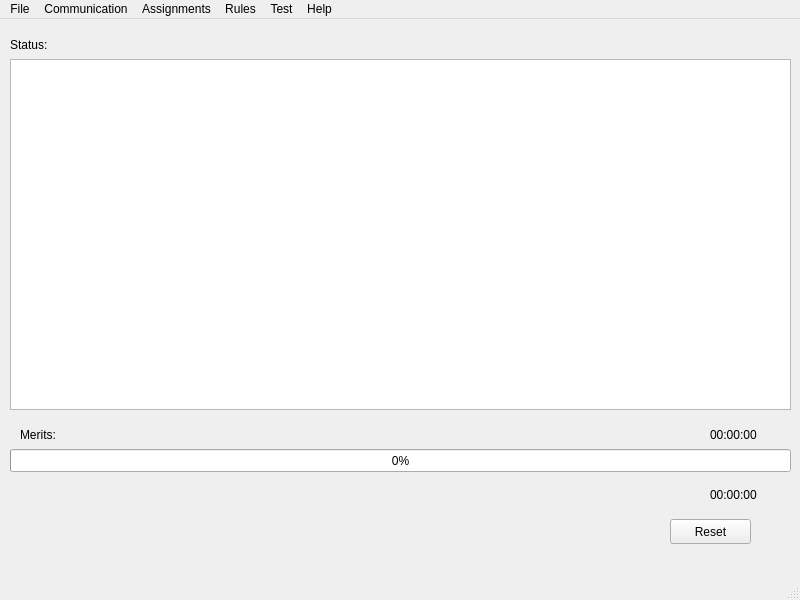
Old version of the form cyberdom.ui in the repository MijersOne/CyberDom-Qt.
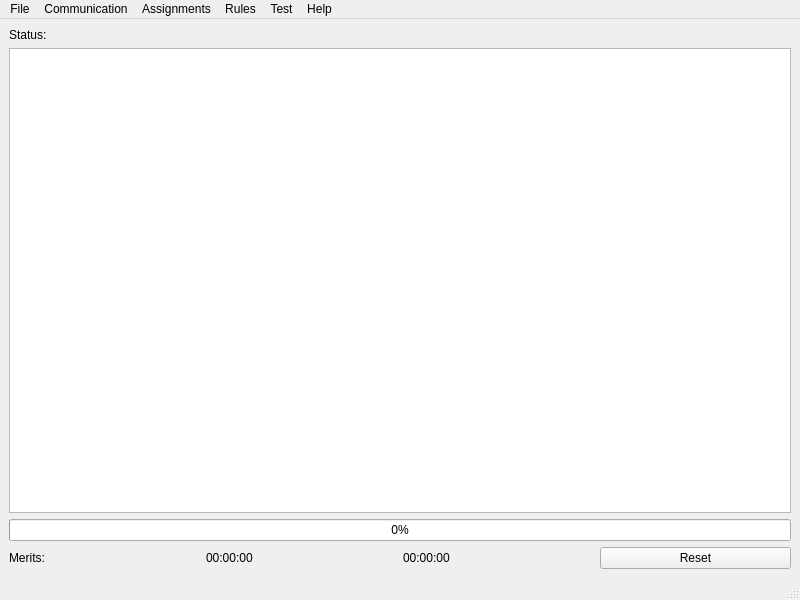
New version of the form.

Commit message: Apply layout to cyberdom UI

```diff
--- a/cyberdom.ui
+++ b/cyberdom.ui
@@ -14,94 +14,100 @@
    <string>CyberDom</string>
   </property>
   <widget class="QWidget" name="centralwidget">
-   <widget class="QLabel" name="clockLabel">
-    <property name="geometry">
-     <rect>
-      <x>710</x>
-      <y>400</y>
-      <width>81</width>
-      <height>31</height>
-     </rect>
-    </property>
-    <property name="text">
-     <string>00:00:00</string>
-    </property>
-   </widget>
-   <widget class="QProgressBar" name="progressBar">
-    <property name="geometry">
-     <rect>
-      <x>10</x>
-      <y>430</y>
-      <width>781</width>
-      <height>23</height>
-     </rect>
-    </property>
-    <property name="value">
-     <number>0</number>
-    </property>
-   </widget>
+   <layout class="QVBoxLayout" name="verticalLayout">
+    <item>
    <widget class="QLabel" name="lbl_Status">
-    <property name="geometry">
-     <rect>
-      <x>10</x>
-      <y>10</y>
-      <width>200</width>
-      <height>31</height>
-     </rect>
-    </property>
     <property name="text">
      <string>Status:</string>
     </property>
-   </widget>
+      <property name="sizePolicy">
+       <sizepolicy hsizetype="Preferred" vsizetype="Preferred">
+        <horstretch>0</horstretch>
+        <verstretch>0</verstretch>
+       </sizepolicy>
+      </property>
+     </widget>
+    </item>
+    <item>
    <widget class="QTextBrowser" name="textBrowser">
-    <property name="geometry">
-     <rect>
-      <x>10</x>
-      <y>40</y>
-      <width>781</width>
-      <height>351</height>
-     </rect>
-    </property>
-   </widget>
+      <property name="sizePolicy">
+       <sizepolicy hsizetype="Expanding" vsizetype="Expanding">
+        <horstretch>0</horstretch>
+        <verstretch>0</verstretch>
+       </sizepolicy>
+      </property>
+     </widget>
+    </item>
+    <item>
+     <widget class="QProgressBar" name="progressBar">
+      <property name="value">
+       <number>0</number>
+      </property>
+      <property name="sizePolicy">
+       <sizepolicy hsizetype="Expanding" vsizetype="Preferred">
+        <horstretch>0</horstretch>
+        <verstretch>0</verstretch>
+       </sizepolicy>
+      </property>
+     </widget>
+    </item>
+    <item>
+     <layout class="QHBoxLayout" name="bottomLayout">
+      <item>
    <widget class="QLabel" name="lbl_Merits">
-    <property name="geometry">
-     <rect>
-      <x>20</x>
-      <y>400</y>
-      <width>200</width>
-      <height>31</height>
-     </rect>
-    </property>
     <property name="text">
      <string>Merits:</string>
     </property>
-   </widget>
+        <property name="sizePolicy">
+         <sizepolicy hsizetype="Preferred" vsizetype="Preferred">
+          <horstretch>0</horstretch>
+          <verstretch>0</verstretch>
+         </sizepolicy>
+        </property>
+       </widget>
+      </item>
+      <item>
+       <widget class="QLabel" name="clockLabel">
+        <property name="text">
+         <string>00:00:00</string>
+        </property>
+        <property name="sizePolicy">
+         <sizepolicy hsizetype="Preferred" vsizetype="Preferred">
+          <horstretch>0</horstretch>
+          <verstretch>0</verstretch>
+         </sizepolicy>
+        </property>
+       </widget>
+      </item>
+      <item>
    <widget class="QLabel" name="timerLabel">
-    <property name="geometry">
-     <rect>
-      <x>710</x>
-      <y>460</y>
-      <width>81</width>
-      <height>31</height>
-     </rect>
-    </property>
     <property name="text">
      <string>00:00:00</string>
     </property>
-   </widget>
+        <property name="sizePolicy">
+         <sizepolicy hsizetype="Preferred" vsizetype="Preferred">
+          <horstretch>0</horstretch>
+          <verstretch>0</verstretch>
+         </sizepolicy>
+        </property>
+       </widget>
+      </item>
+      <item>
    <widget class="QPushButton" name="resetTimer">
-    <property name="geometry">
-     <rect>
-      <x>670</x>
-      <y>500</y>
-      <width>81</width>
-      <height>25</height>
-     </rect>
-    </property>
     <property name="text">
      <string>Reset</string>
     </property>
-   </widget>
+        <property name="sizePolicy">
+         <sizepolicy hsizetype="Preferred" vsizetype="Preferred">
+          <horstretch>0</horstretch>
+          <verstretch>0</verstretch>
+         </sizepolicy>
+        </property>
+       </widget>
+      </item>
+     </layout>
+    </item>
+   </layout>
   </widget>
   <widget class="QMenuBar" name="menubar">
    <property name="geometry">
```
Lines whose indentation alone changed are shown as unchanged.
